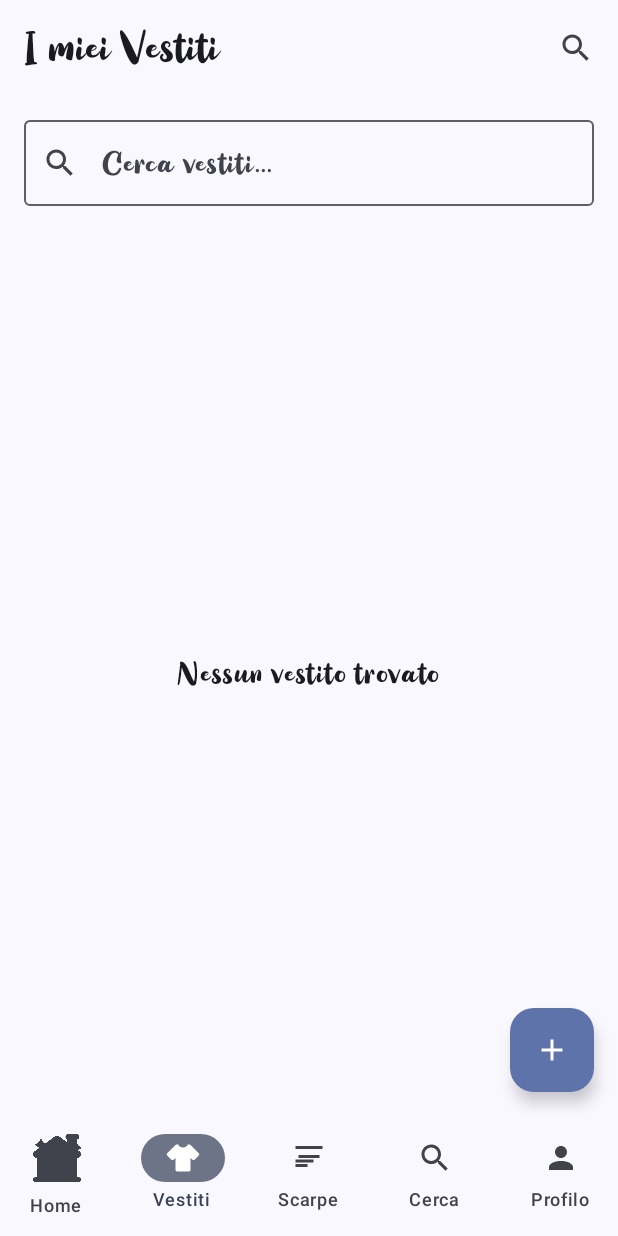
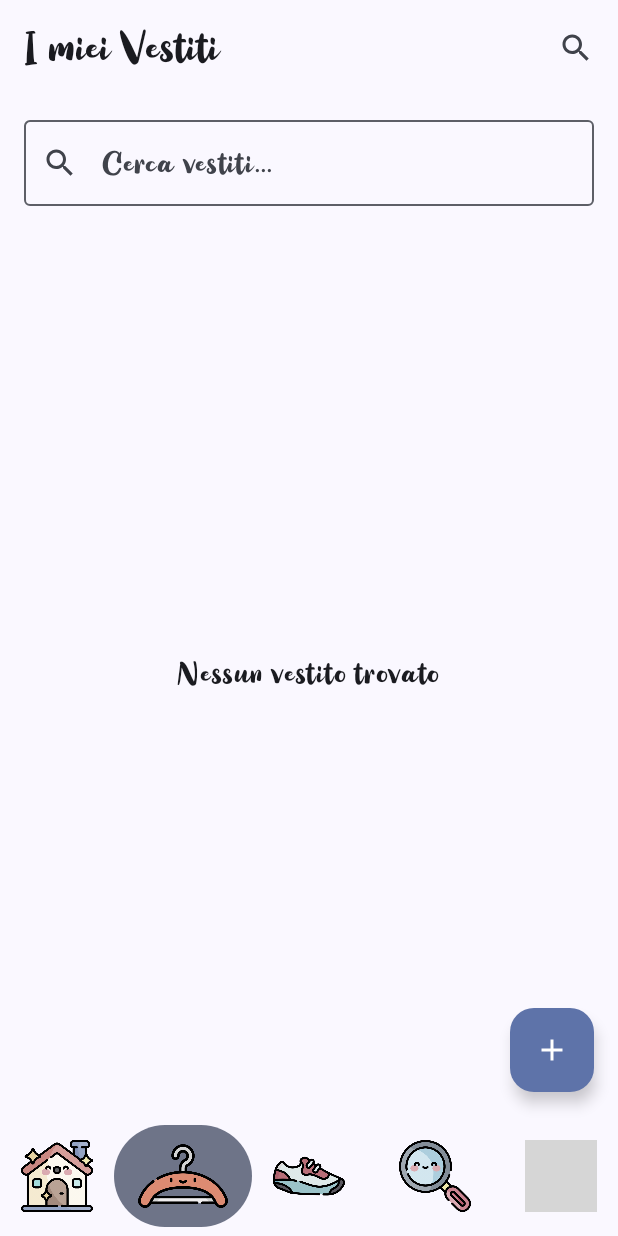
Before and after one commit to Polimar/TT2, an Android app built with Jetpack Compose: the ClothesScreen screen opened through its navigation route, item 2 of the bottom bar chosen, on a phone screen of 412 x 824 dp. Run offline under Robolectric (Android 15) with nearby library versions, the phone set to English and light mode, and no system bars; our stand-ins replace Dagger/Hilt's generated code; grey boxes are pictures that could not be loaded.

Commit message:
0.2 welcome 2 case icone

```diff
--- a/app/src/main/java/com/valcan/tt/ui/components/TTBottomNavigation.kt
+++ b/app/src/main/java/com/valcan/tt/ui/components/TTBottomNavigation.kt
@@ -1,11 +1,15 @@
 package com.valcan.tt.ui.components
 
+import androidx.compose.foundation.Image
+import androidx.compose.foundation.layout.size
 import androidx.compose.material3.*
 import androidx.compose.runtime.Composable
 import androidx.compose.ui.Modifier
+import androidx.compose.ui.draw.drawWithContent
+import androidx.compose.ui.graphics.ColorMatrix
+import androidx.compose.ui.graphics.ColorFilter
+import androidx.compose.ui.res.painterResource
 import androidx.compose.ui.unit.dp
-import androidx.compose.foundation.layout.size
-import androidx.compose.ui.res.painterResource
 import androidx.navigation.NavController
 import androidx.navigation.compose.currentBackStackEntryAsState
 import com.valcan.tt.R
@@ -22,41 +26,35 @@ fun TTBottomNavigation(
         val navBackStackEntry = navController.currentBackStackEntryAsState()
         val currentRoute = navBackStackEntry.value?.destination?.route
 
-        NavigationBarItem(
-            icon = {
-                Icon(
-                    painter = painterResource(R.drawable.ic_home_kawaii),
-                    contentDescription = null,
-                    modifier = Modifier.size(32.dp)
-                )
-            },
-            label = { Text("Home") },
-            selected = currentRoute == Screen.Home.route,
-            onClick = { navController.navigate(Screen.Home.route) }
+        val items = listOf(
+            Screen.Home to R.drawable.ic_home_kawaii,
+            Screen.Clothes to R.drawable.ic_clothes_kawaii,
+            Screen.Shoes to R.drawable.ic_shoes_kawaii,
+            Screen.Search to R.drawable.ic_search_kawaii,
+            Screen.Profile to R.drawable.ic_profile_kawaii
         )
-        NavigationBarItem(
-            icon = { Icon(painter = painterResource(R.drawable.ic_clothes), contentDescription = null) },
-            label = { Text("Vestiti") },
-            selected = currentRoute == Screen.Clothes.route,
-            onClick = { navController.navigate(Screen.Clothes.route) }
-        )
-        NavigationBarItem(
-            icon = { Icon(painter = painterResource(R.drawable.ic_shoes), contentDescription = null) },
-            label = { Text("Scarpe") },
-            selected = currentRoute == Screen.Shoes.route,
-            onClick = { navController.navigate(Screen.Shoes.route) }
-        )
-        NavigationBarItem(
-            icon = { Icon(painter = painterResource(R.drawable.ic_search), contentDescription = null) },
-            label = { Text("Cerca") },
-            selected = currentRoute == Screen.Search.route,
-            onClick = { navController.navigate(Screen.Search.route) }
-        )
-        NavigationBarItem(
-            icon = { Icon(painter = painterResource(R.drawable.ic_profile), contentDescription = null) },
-            label = { Text("Profilo") },
-            selected = currentRoute == Screen.Profile.route,
-            onClick = { navController.navigate(Screen.Profile.route) }
-        )
+
+        items.forEach { (screen, iconRes) ->
+            val selected = currentRoute == screen.route
+            NavigationBarItem(
+                icon = {
+                    Image(
+                        painter = painterResource(iconRes),
+                        contentDescription = null,
+                        modifier = Modifier.size(if (selected) 60.dp else 48.dp),
+                        colorFilter = if (!selected) ColorFilter.colorMatrix(ColorMatrix().apply { setToSaturation(0.5f) }) else null
+                    )
+                },
+                label = null,
+                selected = selected,
+                onClick = {
+                    navController.navigate(screen.route) {
+                        popUpTo(navController.graph.startDestinationId) { saveState = true }
+                        launchSingleTop = true
+                        restoreState = true
+                    }
+                }
+            )
+        }
     }
 }
```
Also changed, not shown: app/src/main/java/com/valcan/tt/ui/components/KawaiiDatePicker.kt (+41 -20 lines).
